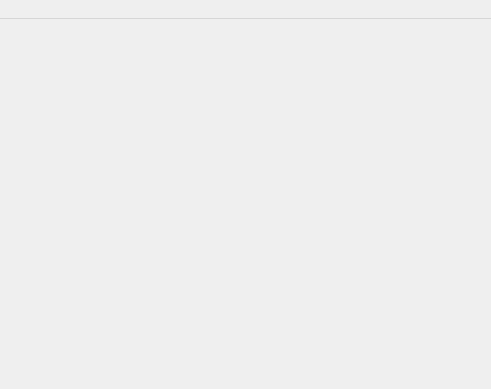
chrismanning/melosic, file src/melosic/gui/mainwindow.ui: the form before one commit; both pictures show x 220 to 711 and y 0 to 389 of the 800 by 600 pixel window.
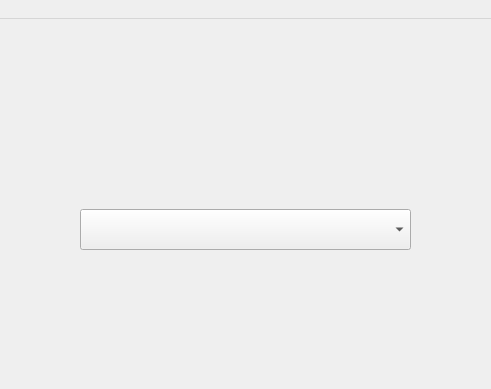
The form after the commit. Custom widgets are drawn as their Qt base class.

Commit message: Add a combobox widget for selecting an output device

The edit to the form file:
```diff
--- a/src/melosic/gui/mainwindow.ui
+++ b/src/melosic/gui/mainwindow.ui
@@ -53,6 +53,16 @@
      <enum>Qt::Horizontal</enum>
     </property>
    </widget>
+   <widget class="QComboBox" name="outputDevicesCBX">
+    <property name="geometry">
+     <rect>
+      <x>300</x>
+      <y>190</y>
+      <width>331</width>
+      <height>41</height>
+     </rect>
+    </property>
+   </widget>
   </widget>
   <widget class="QMenuBar" name="menubar">
    <property name="geometry">
```
The commit also changes 2 other files.
